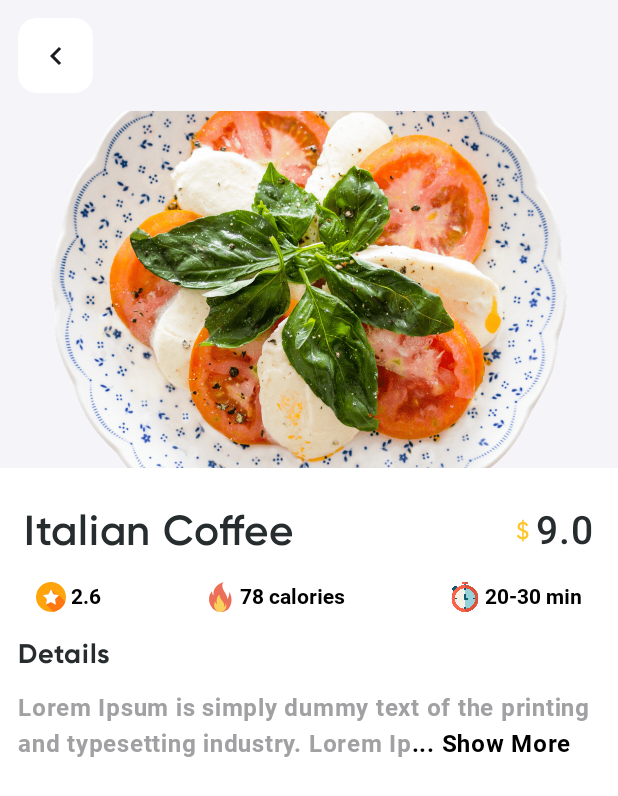
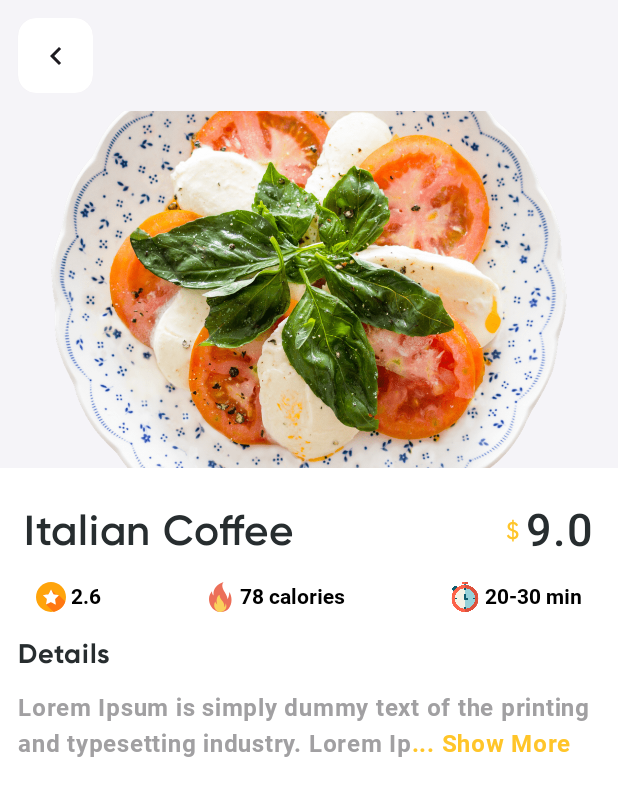
Before and after one commit to jenAndroidDev/Composefood, an Android app built with Jetpack Compose: the screen it shows after launch (MainActivity), after a tap on "Italian Coffee", on a phone screen of 412 x 824 dp. Shown: the top 796 px of the screen. Run offline under Robolectric (Android 15) with nearby library versions, the light colour scheme and no system bars; our stand-ins replace Dagger/Hilt's generated code, Timber; 8 statements that could not run were skipped.

Commit message:
home screen ui fixes

```diff
--- a/app/src/main/java/com/example/composefood/commons/ReadMoreReadLess.kt
+++ b/app/src/main/java/com/example/composefood/commons/ReadMoreReadLess.kt
@@ -38,7 +38,7 @@ fun ExpandableText(
     text: String="Lorem Ipsum has been the industry's standard dummy text ever since the 1500s, when an unknown printer took a galley of type and scrambled it to make a type specimen book. It has survived not only five centuries, but also the leap into electronic typesetting, remaining essentially unchanged. It was popularised in the 1960s with the release of Letraset sheets containing Lorem Ipsum passages, and more recently with desktop publishing software like Aldus PageMaker including versions of Lorem Ipsum.",
     collapsedMaxLine: Int = MINIMIZED_MAX_LINES,
     showMoreText: String = "... Show More",
-    showMoreStyle: SpanStyle = SpanStyle(fontWeight = FontWeight.Bold, color = Color.Black, fontStyle = fontStyle),
+    showMoreStyle: SpanStyle = SpanStyle(fontWeight = FontWeight.Bold, color = GoldenYellow, fontStyle = fontStyle),
     showLessText: String = " Show Less",
     showLessStyle: SpanStyle = showMoreStyle,
     textAlign: TextAlign? = null,
--- a/app/src/main/java/com/example/composefood/commons/Texts.kt
+++ b/app/src/main/java/com/example/composefood/commons/Texts.kt
@@ -178,13 +178,15 @@ fun CurrencyText(
         verticalAlignment = Alignment.CenterVertically,
         horizontalArrangement = Arrangement.Start
     ) {
-        Text(text = symbolValue, color = currencySymbolColor,
+        Text(text = symbolValue,
+            color = currencySymbolColor,
             fontFamily = fontFamily,
             fontWeight = FontWeight.Medium)
         Spacer(modifier = modifier.width(4.dp))
         Text(text = price.toString(),
             color = priceColor,
             fontSize = fontSize,
+            maxLines = 2,
             fontWeight = FontWeight.SemiBold)
     }
 }
--- a/app/src/main/java/com/example/composefood/feature/detail/presentation/FoodDetailScreen.kt
+++ b/app/src/main/java/com/example/composefood/feature/detail/presentation/FoodDetailScreen.kt
@@ -165,7 +165,7 @@ private fun ContentHeader(modifier: Modifier = Modifier) {
         Spacer(modifier = modifier.width(4.dp))
         LargeHeightText(text = "Italian Coffee")
         Spacer(modifier = modifier.weight(1f))
-        CurrencyText(price = 9.0f, fontSize = 26.sp)
+        CurrencyText(price = 9.0f, fontSize = 30.sp)
         Spacer(modifier = modifier.width(4.dp))
     }
 }
--- a/app/src/main/java/com/example/composefood/feature/home/presentation/MainScreen.kt
+++ b/app/src/main/java/com/example/composefood/feature/home/presentation/MainScreen.kt
@@ -194,7 +194,7 @@ fun FilterFoods(modifier: Modifier = Modifier, data:FilterFoodCategory, onClick:
     Row(modifier = modifier
         .clip(RoundedCornerShape(12.dp))
         .background(color = if (isToggled) GoldenYellow else Color.White)
-        .height(40.dp)
+        .wrapContentHeight()
         .padding(12.dp)
         .clickable {
             onClick.invoke(data.id)
```
